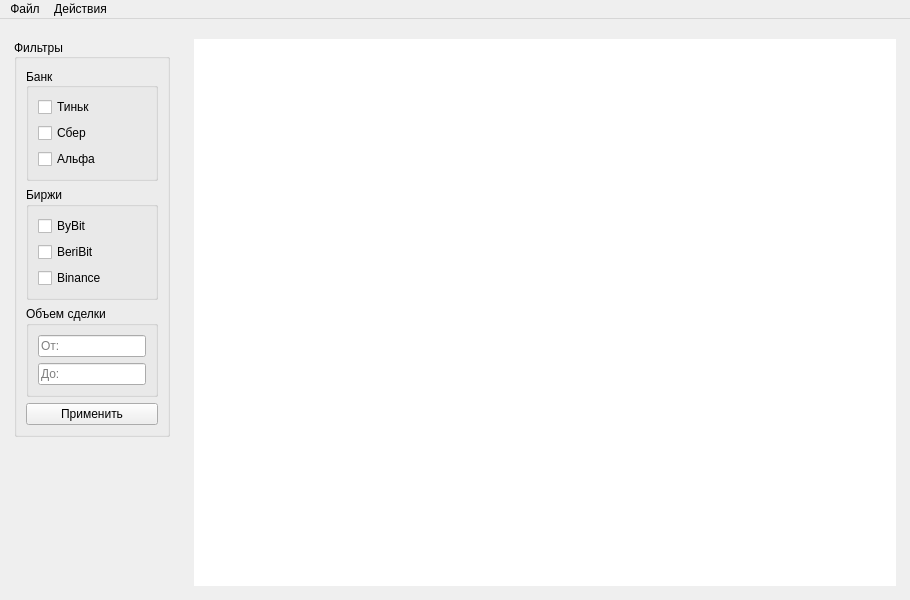
Above: client/mainwindow.ui from ttema4/p2p-app before the change. Below: the same form after it.
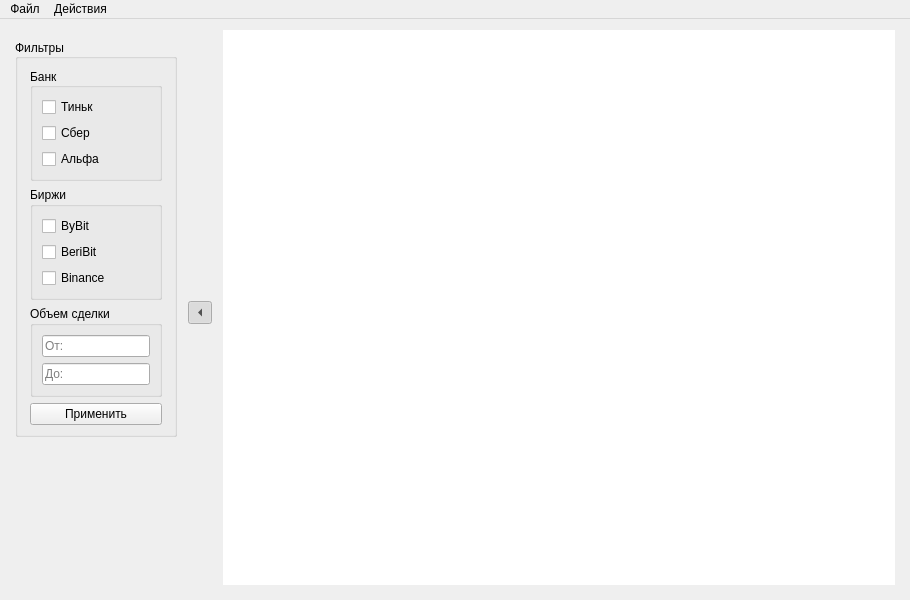
That is the form after the change.

Commit message: add hided left menu

```diff
--- a/client/mainwindow.ui
+++ b/client/mainwindow.ui
@@ -69,18 +69,36 @@
        </property>
        <item>
         <widget class="QWidget" name="widget_2" native="true">
+         <property name="sizePolicy">
+          <sizepolicy hsizetype="Fixed" vsizetype="Expanding">
+           <horstretch>0</horstretch>
+           <verstretch>0</verstretch>
+          </sizepolicy>
+         </property>
+         <property name="maximumSize">
+          <size>
+           <width>190</width>
+           <height>16777215</height>
+          </size>
+         </property>
          <layout class="QVBoxLayout" name="verticalLayout">
+          <property name="leftMargin">
+           <number>10</number>
+          </property>
+          <property name="rightMargin">
+           <number>5</number>
+          </property>
           <item>
            <widget class="QGroupBox" name="groupBox">
             <property name="sizePolicy">
-             <sizepolicy hsizetype="Preferred" vsizetype="Maximum">
+             <sizepolicy hsizetype="Preferred" vsizetype="Preferred">
               <horstretch>0</horstretch>
               <verstretch>0</verstretch>
              </sizepolicy>
             </property>
             <property name="minimumSize">
              <size>
-              <width>140</width>
+              <width>0</width>
               <height>0</height>
              </size>
             </property>
@@ -100,6 +118,12 @@
              <bool>false</bool>
             </property>
             <layout class="QVBoxLayout" name="verticalLayout_5">
+             <property name="leftMargin">
+              <number>12</number>
+             </property>
+             <property name="rightMargin">
+              <number>12</number>
+             </property>
              <item>
               <widget class="QGroupBox" name="groupBox_2">
                <property name="sizePolicy">
@@ -236,6 +260,25 @@
          </layout>
         </widget>
        </item>
+       <item>
+        <widget class="QToolButton" name="toolButton">
+         <property name="enabled">
+          <bool>true</bool>
+         </property>
+         <property name="text">
+          <string>...</string>
+         </property>
+         <property name="checkable">
+          <bool>true</bool>
+         </property>
+         <property name="checked">
+          <bool>true</bool>
+         </property>
+         <property name="arrowType">
+          <enum>Qt::LeftArrow</enum>
+         </property>
+        </widget>
+       </item>
        <item>
         <widget class="QScrollArea" name="scrollArea">
          <property name="frameShape">
@@ -258,7 +301,7 @@
            <rect>
             <x>0</x>
             <y>0</y>
-            <width>681</width>
+            <width>664</width>
             <height>546</height>
            </rect>
           </property>
@@ -278,6 +321,18 @@
            <item>
             <widget class="QWidget" name="verticalWidget" native="true">
              <layout class="QVBoxLayout" name="verticalLayout_8">
+              <property name="leftMargin">
+               <number>5</number>
+              </property>
+              <property name="topMargin">
+               <number>0</number>
+              </property>
+              <property name="rightMargin">
+               <number>10</number>
+              </property>
+              <property name="bottomMargin">
+               <number>10</number>
+              </property>
               <item>
                <widget class="QTableWidget" name="tableWidget">
                 <property name="sizePolicy">
@@ -305,7 +360,19 @@
                  <bool>false</bool>
                 </property>
                 <property name="selectionMode">
-                 <enum>QAbstractItemView::NoSelection</enum>
+                 <enum>QAbstractItemView::SingleSelection</enum>
+                </property>
+                <property name="selectionBehavior">
+                 <enum>QAbstractItemView::SelectRows</enum>
+                </property>
+                <property name="sortingEnabled">
+                 <bool>false</bool>
+                </property>
+                <property name="wordWrap">
+                 <bool>false</bool>
+                </property>
+                <property name="cornerButtonEnabled">
+                 <bool>false</bool>
                 </property>
                 <attribute name="horizontalHeaderCascadingSectionResizes">
                  <bool>true</bool>
```
Left out of the diff: 12 changed lines with no effect on the pictures. The commit also changes 2 other files.
